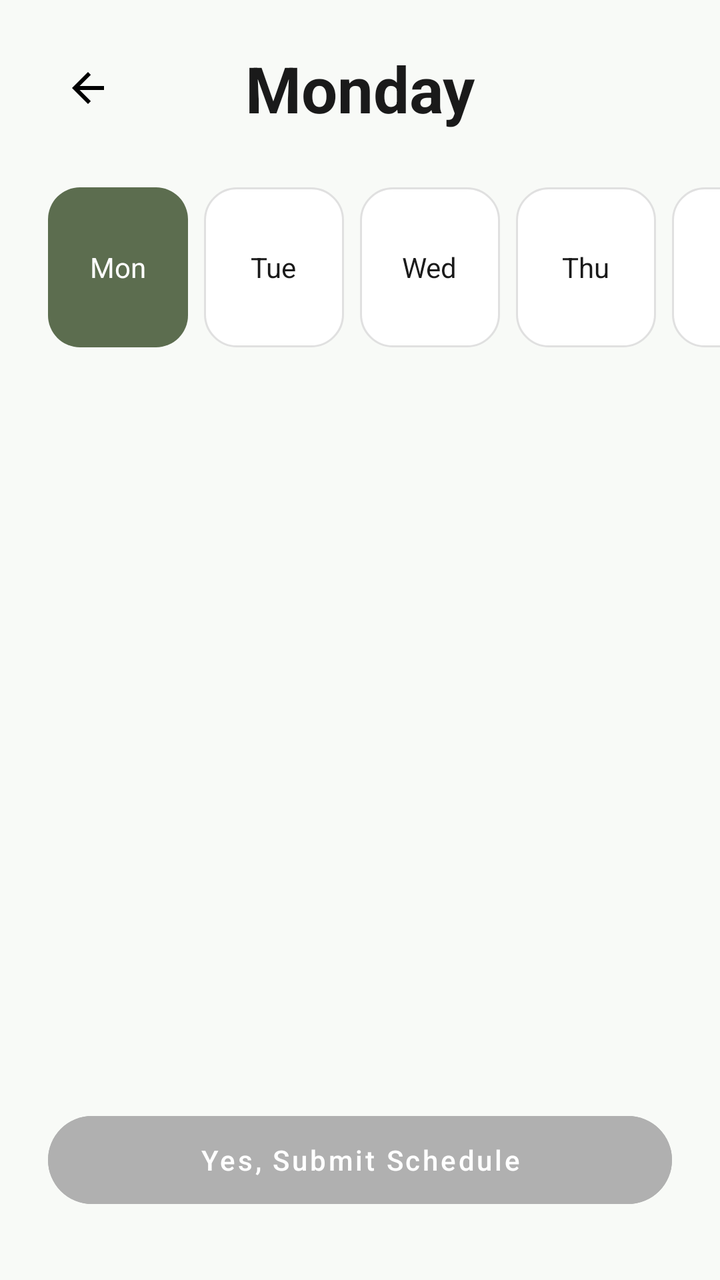
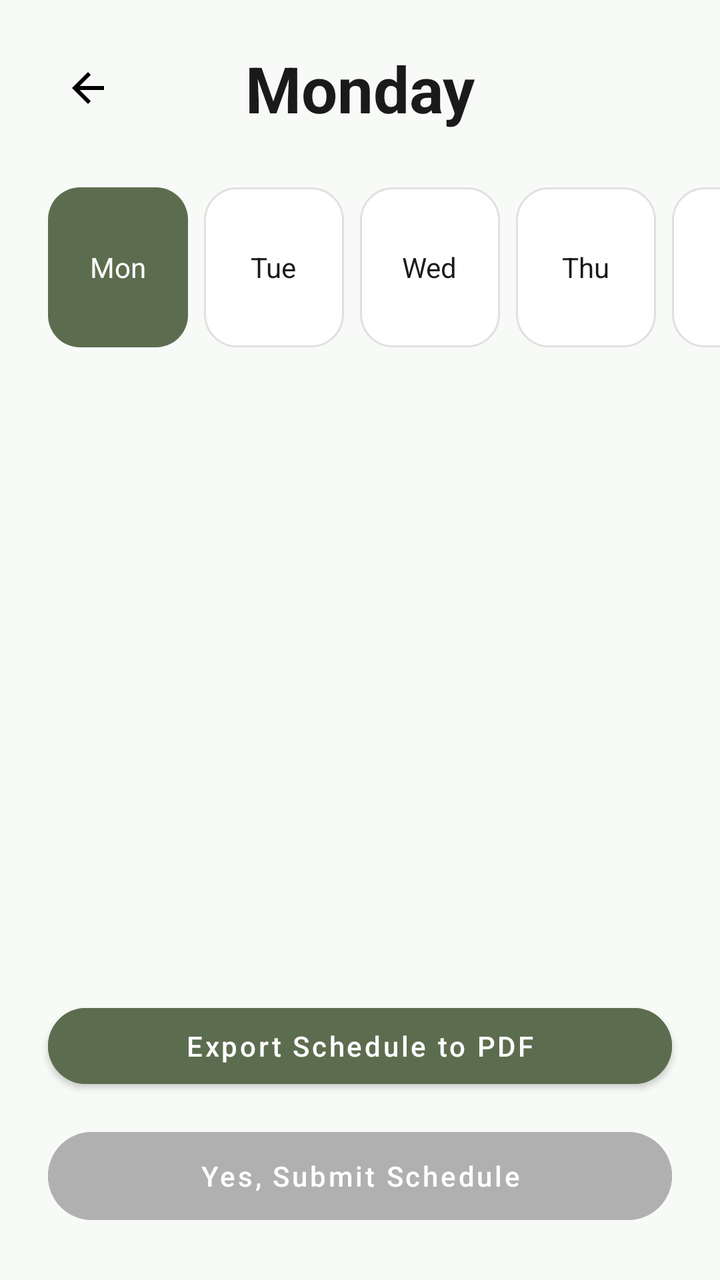

Before-and-after screenshots of an Android layout around one commit, followed by the original layout XML and the change that was made.
<!-- AndroidManifest.xml: application theme Theme.VETSCHED -->
<!-- res/layout/fragment_confirm_schedule.xml -->
<?xml version="1.0" encoding="utf-8"?>
<androidx.constraintlayout.widget.ConstraintLayout xmlns:android="http://schemas.android.com/apk/res/android"
    xmlns:app="http://schemas.android.com/apk/res-auto"
    xmlns:tools="http://schemas.android.com/tools"
    android:layout_width="match_parent"
    android:layout_height="match_parent"
    android:background="@color/vetsched_background">

    <ImageView
        android:id="@+id/btnBack"
        android:layout_width="40dp"
        android:layout_height="40dp"
        android:layout_marginStart="24dp"
        android:layout_marginTop="24dp"
        android:padding="8dp"
        android:src="@drawable/ic_back"
        app:layout_constraintStart_toStartOf="parent"
        app:layout_constraintTop_toTopOf="parent" />

    <TextView
        android:id="@+id/tvHeaderTitle"
        android:layout_width="wrap_content"
        android:layout_height="wrap_content"
        android:text="Monday"
        android:textColor="@color/vetsched_text_primary"
        android:textSize="32sp"
        android:textStyle="bold"
        app:layout_constraintEnd_toEndOf="parent"
        app:layout_constraintStart_toStartOf="parent"
        app:layout_constraintTop_toTopOf="@id/btnBack"
        app:layout_constraintBottom_toBottomOf="@id/btnBack" />

    <HorizontalScrollView
        android:id="@+id/dateSelector"
        android:layout_width="match_parent"
        android:layout_height="wrap_content"
        android:layout_marginTop="24dp"
        android:clipToPadding="false"
        android:paddingHorizontal="20dp"
        android:scrollbars="none"
        app:layout_constraintTop_toBottomOf="@id/tvHeaderTitle">

        <LinearLayout
            android:layout_width="wrap_content"
            android:layout_height="wrap_content"
            android:orientation="horizontal">

            <LinearLayout
                android:id="@+id/tabMon"
                android:layout_width="70dp"
                android:layout_height="80dp"
                android:layout_margin="4dp"
                android:background="@drawable/bg_date_selected"
                android:gravity="center"
                android:orientation="vertical">

                <TextView
                    android:id="@+id/tvMonLabel"
                    android:layout_width="wrap_content"
                    android:layout_height="wrap_content"
                    android:text="Mon"
                    android:textColor="@color/white"
                    android:textSize="14sp" />

                <TextView
                    android:id="@+id/tvMonDate"
                    android:layout_width="wrap_content"
                    android:layout_height="wrap_content"
                    android:visibility="gone"
                    android:text="26"
                    android:textColor="@color/white"
                    android:textSize="18sp"
                    android:textStyle="bold" />
            </LinearLayout>

            <LinearLayout
                android:id="@+id/tabTue"
                android:layout_width="70dp"
                android:layout_height="80dp"
                android:layout_margin="4dp"
                android:background="@drawable/bg_date_unselected"
                android:gravity="center"
                android:orientation="vertical">

                <TextView
                    android:id="@+id/tvTueLabel"
                    android:layout_width="wrap_content"
                    android:layout_height="wrap_content"
                    android:text="Tue"
                    android:textColor="@color/vetsched_text_primary"
                    android:textSize="14sp" />

                <TextView
                    android:id="@+id/tvTueDate"
                    android:layout_width="wrap_content"
                    android:layout_height="wrap_content"
                    android:visibility="gone"
                    android:text="27"
                    android:textColor="@color/vetsched_text_primary"
                    android:textSize="18sp"
                    android:textStyle="bold" />
            </LinearLayout>

            <LinearLayout
                android:id="@+id/tabWed"
                android:layout_width="70dp"
                android:layout_height="80dp"
                android:layout_margin="4dp"
                android:background="@drawable/bg_date_unselected"
                android:gravity="center"
                android:orientation="vertical">

                <TextView
                    android:id="@+id/tvWedLabel"
                    android:layout_width="wrap_content"
                    android:layout_height="wrap_content"
                    android:text="Wed"
                    android:textColor="@color/vetsched_text_primary"
                    android:textSize="14sp" />

                <TextView
                    android:id="@+id/tvWedDate"
                    android:layout_width="wrap_content"
                    android:layout_height="wrap_content"
                    android:visibility="gone"
                    android:text="28"
                    android:textColor="@color/vetsched_text_primary"
                    android:textSize="18sp"
                    android:textStyle="bold" />
            </LinearLayout>

            <LinearLayout
                android:id="@+id/tabThu"
                android:layout_width="70dp"
                android:layout_height="80dp"
                android:layout_margin="4dp"
                android:background="@drawable/bg_date_unselected"
                android:gravity="center"
                android:orientation="vertical">

                <TextView
                    android:id="@+id/tvThuLabel"
                    android:layout_width="wrap_content"
                    android:layout_height="wrap_content"
                    android:text="Thu"
                    android:textColor="@color/vetsched_text_primary"
                    android:textSize="14sp" />

                <TextView
                    android:id="@+id/tvThuDate"
                    android:layout_width="wrap_content"
                    android:layout_height="wrap_content"
                    android:visibility="gone"
                    android:text="29"
                    android:textColor="@color/vetsched_text_primary"
                    android:textSize="18sp"
                    android:textStyle="bold" />
            </LinearLayout>

            <LinearLayout
                android:id="@+id/tabFri"
                android:layout_width="70dp"
                android:layout_height="80dp"
                android:layout_margin="4dp"
                android:background="@drawable/bg_date_unselected"
                android:gravity="center"
                android:orientation="vertical">

                <TextView
                    android:id="@+id/tvFriLabel"
                    android:layout_width="wrap_content"
                    android:layout_height="wrap_content"
                    android:text="Fri"
                    android:textColor="@color/vetsched_text_primary"
                    android:textSize="14sp" />

                <TextView
                    android:id="@+id/tvFriDate"
                    android:layout_width="wrap_content"
                    android:layout_height="wrap_content"
                    android:visibility="gone"
                    android:text="30"
                    android:textColor="@color/vetsched_text_primary"
                    android:textSize="18sp"
                    android:textStyle="bold" />
            </LinearLayout>

            <LinearLayout
                android:id="@+id/tabSat"
                android:layout_width="70dp"
                android:layout_height="80dp"
                android:layout_margin="4dp"
                android:background="@drawable/bg_date_unselected"
                android:gravity="center"
                android:orientation="vertical">

                <TextView
                    android:id="@+id/tvSatLabel"
                    android:layout_width="wrap_content"
                    android:layout_height="wrap_content"
                    android:text="Sat"
                    android:textColor="@color/vetsched_text_primary"
                    android:textSize="14sp" />

                <TextView
                    android:id="@+id/tvSatDate"
                    android:layout_width="wrap_content"
                    android:layout_height="wrap_content"
                    android:visibility="gone"
                    android:text="31"
                    android:textColor="@color/vetsched_text_primary"
                    android:textSize="18sp"
                    android:textStyle="bold" />
            </LinearLayout>

            <LinearLayout
                android:id="@+id/tabSun"
                android:layout_width="70dp"
                android:layout_height="80dp"
                android:layout_margin="4dp"
                android:background="@drawable/bg_date_unselected"
                android:gravity="center"
                android:orientation="vertical">

                <TextView
                    android:id="@+id/tvSunLabel"
                    android:layout_width="wrap_content"
                    android:layout_height="wrap_content"
                    android:text="Sun"
                    android:textColor="@color/vetsched_text_primary"
                    android:textSize="14sp" />

                <TextView
                    android:id="@+id/tvSunDate"
                    android:layout_width="wrap_content"
                    android:layout_height="wrap_content"
                    android:visibility="gone"
                    android:text="1"
                    android:textColor="@color/vetsched_text_primary"
                    android:textSize="18sp"
                    android:textStyle="bold" />
            </LinearLayout>

        </LinearLayout>
    </HorizontalScrollView>

    <androidx.viewpager2.widget.ViewPager2
        android:id="@+id/viewPager"
        android:layout_width="match_parent"
        android:layout_height="0dp"
        app:layout_constraintBottom_toTopOf="@id/btnYesSubmit"
        app:layout_constraintTop_toBottomOf="@id/dateSelector" />

    <Button
        android:id="@+id/btnYesSubmit"
        android:layout_width="match_parent"
        android:layout_height="56dp"
        android:layout_marginHorizontal="24dp"
        android:layout_marginBottom="32dp"
        android:backgroundTint="#B0B0B0"
        android:enabled="false"
        android:text="Yes, Submit Schedule"
        android:textAllCaps="false"
        android:textColor="@color/white"
        app:cornerRadius="28dp"
        app:layout_constraintBottom_toBottomOf="parent" />

</androidx.constraintlayout.widget.ConstraintLayout>
<!-- resources referenced by this layout -->
<resources>
  <color name="vetsched_background">#F8FAF7</color>
  <color name="vetsched_text_primary">#1A1A1A</color>
  <color name="white">#FFFFFFFF</color>
  <!-- drawable bg_date_selected (drawable) -->
  <?xml version="1.0" encoding="utf-8"?>
  <shape xmlns:android="http://schemas.android.com/apk/res/android">
      <solid android:color="#5C6D4F" />
      <corners android:radius="16dp" />
  </shape>
  <!-- drawable bg_date_unselected (drawable) -->
  <?xml version="1.0" encoding="utf-8"?>
  <shape xmlns:android="http://schemas.android.com/apk/res/android">
      <solid android:color="@color/white" />
      <stroke android:width="1dp" android:color="#E0E0E0" />
      <corners android:radius="16dp" />
  </shape>
  <!-- drawable ic_back (drawable) -->
  <vector xmlns:android="http://schemas.android.com/apk/res/android"
      android:width="24dp"
      android:height="24dp"
      android:viewportWidth="24"
      android:viewportHeight="24">
      <path
          android:fillColor="#000000"
          android:pathData="M20,11H7.83l5.59,-5.59L12,4l-8,8 8,8 1.41,-1.41L7.83,13H20v-2z" />
  </vector>
  <style name="Theme.VETSCHED" parent="Theme.MaterialComponents.Light.NoActionBar">
          <item name="colorPrimary">@color/vetsched_primary</item>
          <item name="android:statusBarColor">@color/vetsched_background</item>
          <item name="android:windowLightStatusBar">true</item>
      </style>
  <color name="vetsched_primary">#5C6D4F</color>
</resources>

<!-- the commit's change to res/layout/fragment_confirm_schedule.xml (unified diff, before → after) -->
@@ -248,15 +248,28 @@
         android:id="@+id/viewPager"
         android:layout_width="match_parent"
         android:layout_height="0dp"
-        app:layout_constraintBottom_toTopOf="@id/btnYesSubmit"
+        app:layout_constraintBottom_toTopOf="@id/btnExportPdf"
         app:layout_constraintTop_toBottomOf="@id/dateSelector" />
+
+    <Button
+        android:id="@+id/btnExportPdf"
+        android:layout_width="match_parent"
+        android:layout_height="50dp"
+        android:layout_marginHorizontal="24dp"
+        android:layout_marginBottom="12dp"
+        android:backgroundTint="@color/vetsched_primary"
+        android:text="Export Schedule to PDF"
+        android:textAllCaps="false"
+        android:textColor="@color/white"
+        app:cornerRadius="25dp"
+        app:layout_constraintBottom_toTopOf="@id/btnYesSubmit" />
 
     <Button
         android:id="@+id/btnYesSubmit"
         android:layout_width="match_parent"
         android:layout_height="56dp"
         android:layout_marginHorizontal="24dp"
-        android:layout_marginBottom="32dp"
+        android:layout_marginBottom="24dp"
         android:backgroundTint="#B0B0B0"
         android:enabled="false"
         android:text="Yes, Submit Schedule"
